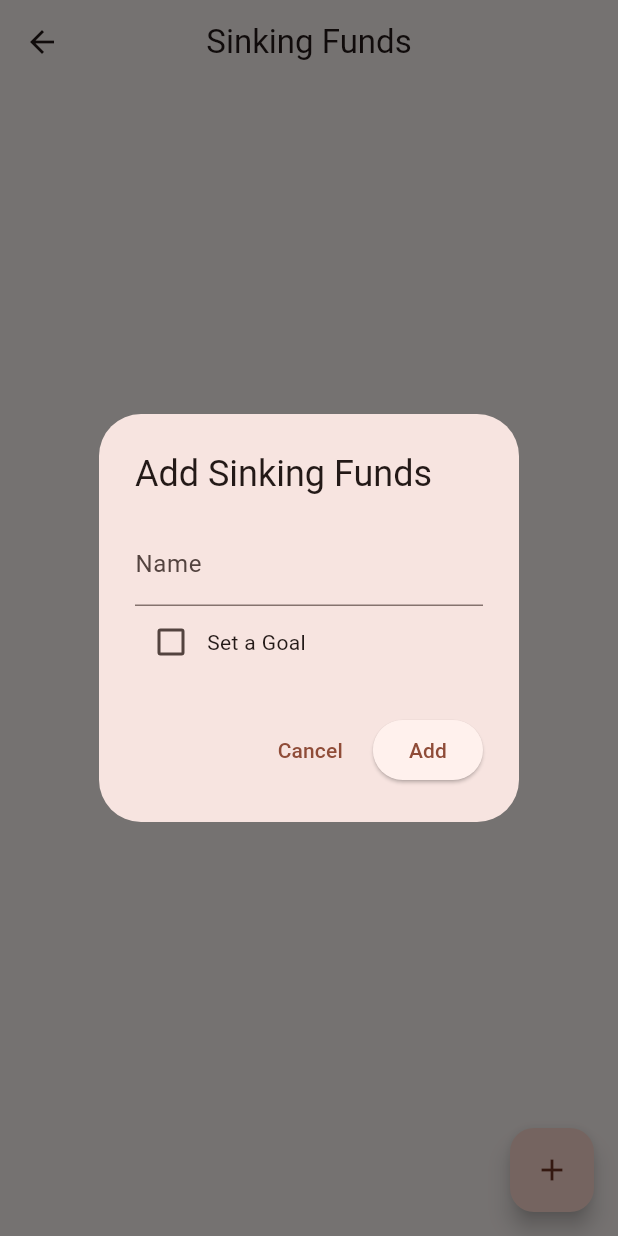
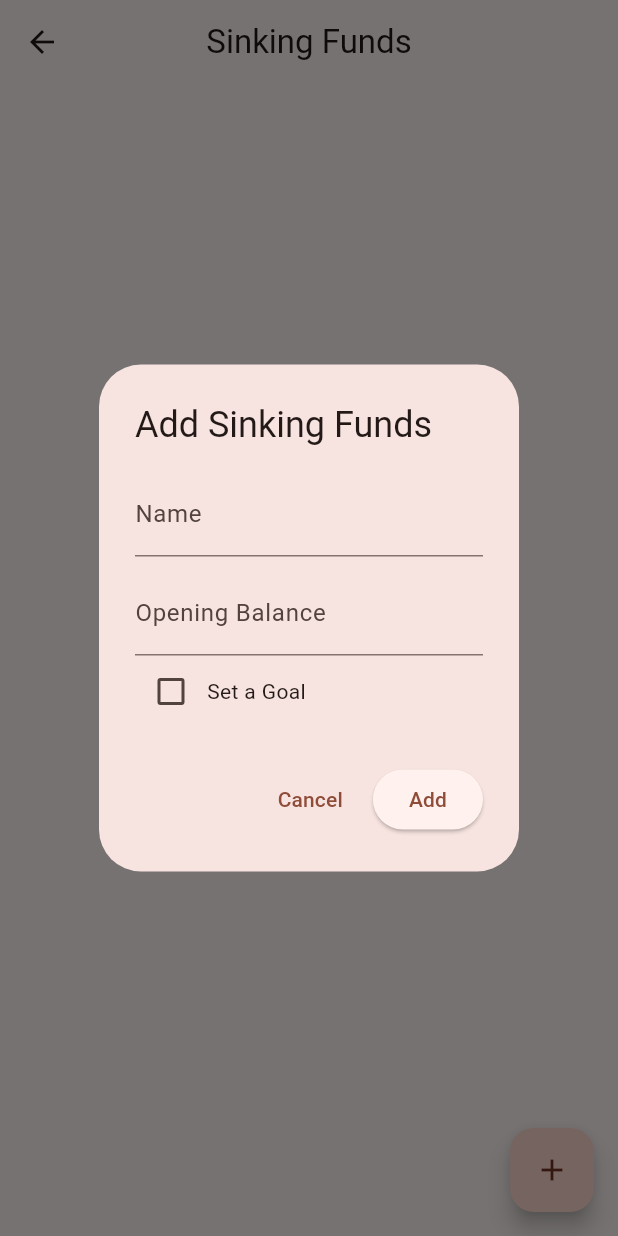
Before and after one commit to mussyahmi/my_finance_mate, a Flutter app: the SinkingFundsPage screen opened directly, after a tap on the "add" icon, on a phone screen of 412 x 824 dp. Run offline on Flutter 3.47's test engine with Material 2 defaults, Android fonts, the phone set to English and light mode, and no system bars; our stand-ins replace cloud_firestore, device_info_plus, firebase_auth, firebase_core, google_fonts, google_sign_in; accounts and stored records are empty.

Commit message:
Add opening balance for sinking funds

```diff
--- a/lib/category_dialog.dart
+++ b/lib/category_dialog.dart
@@ -54,7 +54,7 @@ class CategoryDialogState extends State<CategoryDialog> {
           if (_isBudgetEnabled) //* Show budget field only when the checkbox is checked
             Column(
               children: [
-                const SizedBox(height: 20),
+                const SizedBox(height: 10),
                 TextField(
                   controller: _categoryBudgetController,
                   keyboardType: TextInputType.number,
--- a/lib/sinking_funds_dialog.dart
+++ b/lib/sinking_funds_dialog.dart
@@ -21,6 +21,8 @@ class SinkingFundsDialog extends StatefulWidget {
 class SinkingFundsDialogState extends State<SinkingFundsDialog> {
   final TextEditingController _sinkingFundsNameController =
       TextEditingController();
+  final TextEditingController _sinkingFundsOpeningBalanceController =
+      TextEditingController();
   final TextEditingController _sinkingFundsGoalController =
       TextEditingController();
   bool _isGoalEnabled = false;
@@ -31,6 +33,8 @@ class SinkingFundsDialogState extends State<SinkingFundsDialog> {
 
     if (widget.fund.isNotEmpty) {
       _sinkingFundsNameController.text = widget.fund['name'] ?? '';
+      _sinkingFundsOpeningBalanceController.text =
+          widget.fund['opening_balance'] ?? '';
       _sinkingFundsGoalController.text = widget.fund['goal'] ?? '';
       _isGoalEnabled = _sinkingFundsGoalController.text.isNotEmpty &&
           _sinkingFundsGoalController.text != '0.00';
@@ -50,10 +54,23 @@ class SinkingFundsDialogState extends State<SinkingFundsDialog> {
               labelText: 'Name',
             ),
           ),
+          Column(
+            children: [
+              const SizedBox(height: 10),
+              TextField(
+                controller: _sinkingFundsOpeningBalanceController,
+                keyboardType: TextInputType.number,
+                decoration: const InputDecoration(
+                  labelText: 'Opening Balance',
+                  prefixText: 'RM ',
+                ),
+              ),
+            ],
+          ),
           if (_isGoalEnabled) //* Show goal field only when the checkbox is checked
             Column(
               children: [
-                const SizedBox(height: 20),
+                const SizedBox(height: 10),
                 TextField(
                   controller: _sinkingFundsGoalController,
                   keyboardType: TextInputType.number,
@@ -89,16 +106,20 @@ class SinkingFundsDialogState extends State<SinkingFundsDialog> {
         ElevatedButton(
           onPressed: () {
             final sinkingFundsName = _sinkingFundsNameController.text;
+            final sinkingFundsOpeningBalance =
+                _sinkingFundsOpeningBalanceController.text;
             final sinkingFundsGoal = _sinkingFundsGoalController.text;
 
             if (sinkingFundsName.isEmpty ||
+                sinkingFundsOpeningBalance.isEmpty ||
                 (_isGoalEnabled && sinkingFundsGoal.isEmpty)) {
               return;
             }
 
             if (sinkingFundsName.isNotEmpty) {
               //* Call the function to update to Firebase
-              updateSinkingFundsToFirebase(sinkingFundsName, sinkingFundsGoal);
+              updateSinkingFundsToFirebase(sinkingFundsName,
+                  sinkingFundsOpeningBalance, sinkingFundsGoal);
 
               //* Close the dialog
               Navigator.of(context).pop();
@@ -111,8 +132,8 @@ class SinkingFundsDialogState extends State<SinkingFundsDialog> {
   }
 
   //* Function to update sinking funds to Firebase Firestore
-  Future<void> updateSinkingFundsToFirebase(
-      String sinkingFundsName, String sinkingFundsGoal) async {
+  Future<void> updateSinkingFundsToFirebase(String sinkingFundsName,
+      String sinkingFundsOpeningBalance, String sinkingFundsGoal) async {
     try {
       //* Get current timestamp
       final now = DateTime.now();
@@ -133,6 +154,8 @@ class SinkingFundsDialogState extends State<SinkingFundsDialog> {
             .collection('sinking_funds')
             .add({
           'name': sinkingFundsName,
+          'opening_balance':
+              double.parse(sinkingFundsOpeningBalance).toStringAsFixed(2),
           'goal': double.parse(_isGoalEnabled ? sinkingFundsGoal : '0.00')
               .toStringAsFixed(2),
           'created_at': now,
@@ -150,6 +173,8 @@ class SinkingFundsDialogState extends State<SinkingFundsDialog> {
             .doc(docId)
             .update({
           'name': sinkingFundsName,
+          'opening_balance':
+              double.parse(sinkingFundsOpeningBalance).toStringAsFixed(2),
           'goal': double.parse(_isGoalEnabled ? sinkingFundsGoal : '0.00')
               .toStringAsFixed(2),
           'updated_at': now,
--- a/lib/sinking_funds_page.dart
+++ b/lib/sinking_funds_page.dart
@@ -38,6 +38,7 @@ class _SinkingFundsPageState extends State<SinkingFundsPage> {
         .map((doc) => {
               'id': doc.id,
               'name': doc['name'] as String,
+              'opening_balance': doc['opening_balance'] as String,
               'goal': doc['goal'] as String,
               'created_at': (doc['created_at'] as Timestamp).toDate()
             })
```
